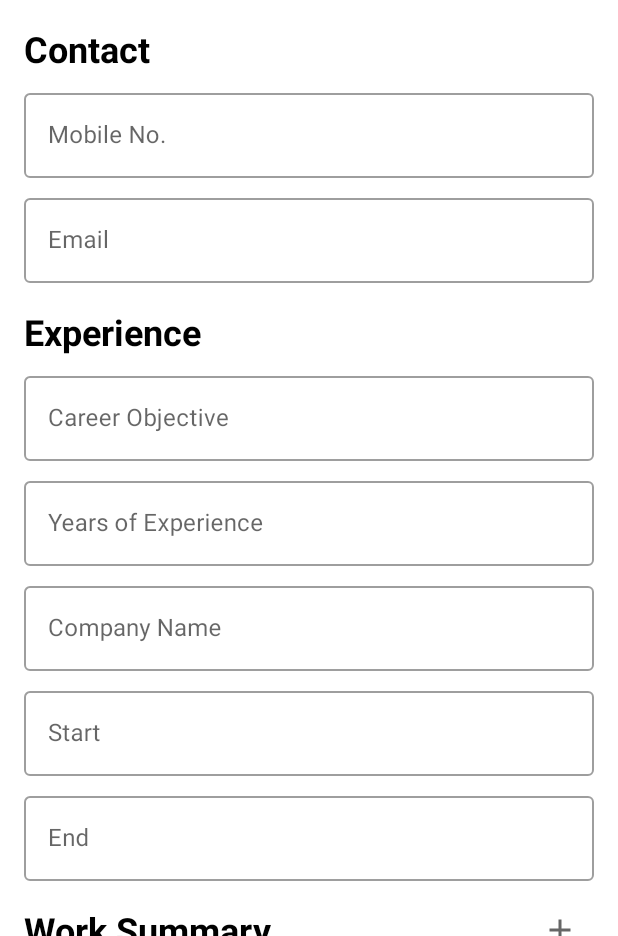
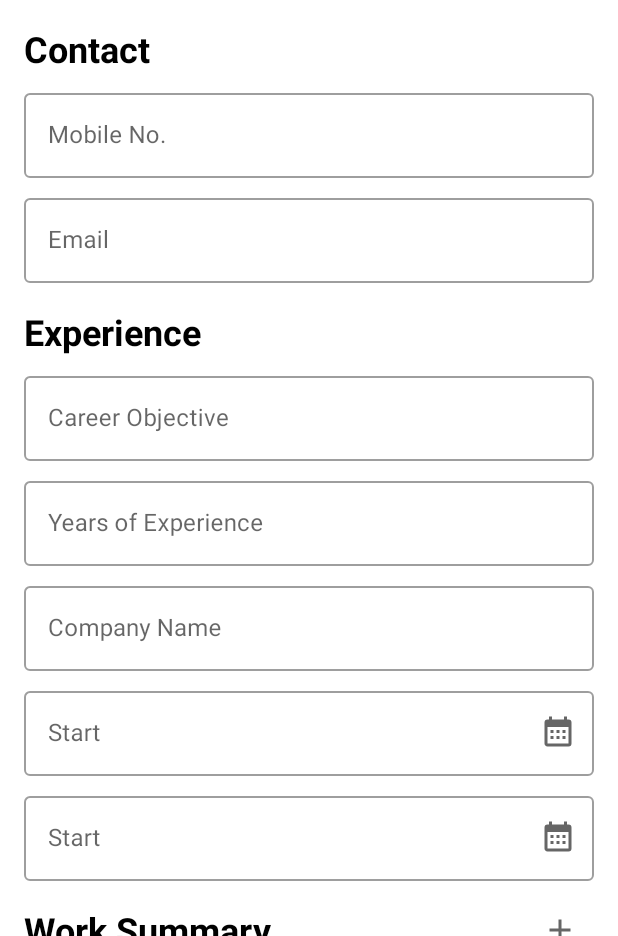
Before and after one commit to NutdanaiVankrua/AnyMindResume, an Android app: the ResumeDetailFragment screen opened through its navigation route, after a tap on an icon or button, on a phone screen of 412 x 824 dp, the part 300-1236 px from its top. Run offline under Robolectric (Android 15) with nearby library versions, the phone set to English and light mode, and no system bars.

Commit message:
feature: introduce date picker library for month and year selection

```diff
--- a/app/build.gradle
+++ b/app/build.gradle
@@ -55,6 +55,8 @@ dependencies {
     implementation "androidx.navigation:navigation-fragment-ktx:$nav_version"
     implementation "androidx.navigation:navigation-ui-ktx:$nav_version"
 
+    implementation "com.whiteelephant:monthandyearpicker:1.3.0"
+
     testImplementation 'junit:junit:4.13.2'
     androidTestImplementation 'androidx.test.ext:junit:1.1.3'
     androidTestImplementation 'androidx.test.espresso:espresso-core:3.4.0'
--- a/app/src/main/java/com/example/anymindresume/screen/resume/detail/ResumeDetailRecyclerViewAdapter.kt
+++ b/app/src/main/java/com/example/anymindresume/screen/resume/detail/ResumeDetailRecyclerViewAdapter.kt
@@ -5,9 +5,11 @@ import android.view.ViewGroup
 import androidx.recyclerview.widget.DiffUtil
 import androidx.recyclerview.widget.ListAdapter
 import androidx.recyclerview.widget.RecyclerView
+import com.example.anymindresume.databinding.ViewHolderFormDatePickerBinding
 import com.example.anymindresume.databinding.ViewHolderFormGenerateBinding
 import com.example.anymindresume.databinding.ViewHolderFormInputBinding
 import com.example.anymindresume.databinding.ViewHolderFormSectionTitleBinding
+import com.example.anymindresume.screen.resume.detail.view.holders.ResumeFormDatePickerViewHolder
 import com.example.anymindresume.screen.resume.detail.view.holders.ResumeFormInputViewHolder
 import com.example.anymindresume.screen.resume.detail.view.holders.ResumeFormSectionGenerateViewHolder
 import com.example.anymindresume.screen.resume.detail.view.holders.ResumeFormSectionViewHolder
@@ -30,7 +32,8 @@ class ResumeDetailRecyclerViewAdapter(
     enum class ViewHolderType(val rawValue: Int) {
         SECTION(0),
         INPUT(1),
-        GENERATE(2)
+        GENERATE(2),
+        DATE_PICKER(3)
     }
 
     override fun onCreateViewHolder(parent: ViewGroup, viewType: Int): RecyclerView.ViewHolder {
@@ -47,6 +50,10 @@ class ResumeDetailRecyclerViewAdapter(
             ViewHolderType.GENERATE.rawValue -> {
                 val binding = ViewHolderFormGenerateBinding.inflate(inflater, parent, false)
                 ResumeFormSectionGenerateViewHolder(binding, onGenerateSectionAdd)
+            }
+            ViewHolderType.DATE_PICKER.rawValue -> {
+                val binding = ViewHolderFormDatePickerBinding.inflate(inflater, parent, false)
+                ResumeFormDatePickerViewHolder(binding)
             }
             else -> TODO("not yet implemented")
         }
@@ -66,6 +73,10 @@ class ResumeDetailRecyclerViewAdapter(
                 val item = getItem(position) as? ResumeForm.Generate ?: return
                 holder.bind(item = item)
             }
+            is ResumeFormDatePickerViewHolder -> {
+                val item = getItem(position) as? ResumeForm.DatePicker ?: return
+                holder.bind(item = item)
+            }
         }
     }
 
@@ -74,6 +85,7 @@ class ResumeDetailRecyclerViewAdapter(
             is ResumeForm.Input -> ViewHolderType.INPUT.rawValue
             is ResumeForm.Section -> ViewHolderType.SECTION.rawValue
             is ResumeForm.Generate -> ViewHolderType.GENERATE.rawValue
+            is ResumeForm.DatePicker -> ViewHolderType.DATE_PICKER.rawValue
         }
     }
 
--- a/app/src/main/java/com/example/anymindresume/screen/resume/detail/ResumeDetailViewModel.kt
+++ b/app/src/main/java/com/example/anymindresume/screen/resume/detail/ResumeDetailViewModel.kt
@@ -51,18 +51,13 @@ class ResumeDetailViewModel : ViewModel() {
                 type = ResumeForm.Input.Type.CompanyName(index = companySummaryCount)
             )
 
-        /**
-         * TODO: use date picker instead, need to introduce new type of view holder
-         */
-        val inputStartDate = ResumeForm.Input(
-            input = "",
+        val inputStartDate = ResumeForm.DatePicker(
             hint = "Start",
-            type = ResumeForm.Input.Type.StartDate(index = companySummaryCount)
+            type = ResumeForm.DatePicker.Type.CompanyStartDate(index = companySummaryCount)
         )
-        val inputEndDate = ResumeForm.Input(
-            input = "",
-            hint = "End",
-            type = ResumeForm.Input.Type.EndDate(index = companySummaryCount)
+        val inputEndDate = ResumeForm.DatePicker(
+            hint = "Start",
+            type = ResumeForm.DatePicker.Type.CompanyEndDate(index = companySummaryCount)
         )
 
         currentForm.addAll(generateIndex, listOf(inputCompany, inputStartDate, inputEndDate))
--- a/app/src/main/java/com/example/anymindresume/screen/resume/detail/ResumeForm.kt
+++ b/app/src/main/java/com/example/anymindresume/screen/resume/detail/ResumeForm.kt
@@ -18,8 +18,6 @@ sealed class ResumeForm {
             object CareerObjective : Type()
             object YearsOfExperience : Type()
             data class CompanyName(val index: Int) : Type()
-            data class StartDate(val index: Int) : Type()
-            data class EndDate(val index: Int) : Type()
 
             fun getInputMode(): Int {
                 return when (this) {
@@ -31,6 +29,18 @@ sealed class ResumeForm {
                 }
             }
 
+        }
+
+    }
+
+    data class DatePicker(
+        val hint: String,
+        val type: Type
+    ) : ResumeForm() {
+
+        sealed class Type {
+            data class CompanyStartDate(val index: Int) : Type()
+            data class CompanyEndDate(val index: Int) : Type()
         }
 
     }
--- /dev/null
+++ b/app/src/main/java/com/example/anymindresume/screen/resume/detail/view/holders/ResumeFormDatePickerViewHolder.kt
@@ -0,0 +1,15 @@
+package com.example.anymindresume.screen.resume.detail.view.holders
+
+import androidx.recyclerview.widget.RecyclerView
+import com.example.anymindresume.databinding.ViewHolderFormDatePickerBinding
+import com.example.anymindresume.screen.resume.detail.ResumeForm
+
+class ResumeFormDatePickerViewHolder(
+    private val binding: ViewHolderFormDatePickerBinding
+) : RecyclerView.ViewHolder(binding.root) {
+
+    fun bind(item: ResumeForm.DatePicker) {
+        binding.textInputLayout.hint = item.hint
+    }
+
+}
--- /dev/null
+++ b/app/src/main/res/drawable/ic_calendar.xml
@@ -0,0 +1,8 @@
+<?xml version="1.0" encoding="utf-8"?>
+<vector xmlns:android="http://schemas.android.com/apk/res/android"
+    android:height="24dp"
+    android:width="24dp"
+    android:viewportWidth="24"
+    android:viewportHeight="24">
+    <path android:fillColor="#000" android:pathData="M9,10V12H7V10H9M13,10V12H11V10H13M17,10V12H15V10H17M19,3A2,2 0 0,1 21,5V19A2,2 0 0,1 19,21H5C3.89,21 3,20.1 3,19V5A2,2 0 0,1 5,3H6V1H8V3H16V1H18V3H19M19,19V8H5V19H19M9,14V16H7V14H9M13,14V16H11V14H13M17,14V16H15V14H17Z" />
+</vector>
--- /dev/null
+++ b/app/src/main/res/layout/view_holder_form_date_picker.xml
@@ -0,0 +1,32 @@
+<?xml version="1.0" encoding="utf-8"?>
+<androidx.constraintlayout.widget.ConstraintLayout xmlns:android="http://schemas.android.com/apk/res/android"
+    xmlns:app="http://schemas.android.com/apk/res-auto"
+    xmlns:tools="http://schemas.android.com/tools"
+    android:layout_width="match_parent"
+    android:layout_height="wrap_content">
+
+    <com.google.android.material.textfield.TextInputLayout
+        android:id="@+id/text_input_layout"
+        style="@style/Widget.MaterialComponents.TextInputLayout.OutlinedBox"
+        android:layout_width="match_parent"
+        android:layout_height="wrap_content"
+        android:paddingTop="@dimen/form_input_margin"
+        app:endIconDrawable="@drawable/ic_calendar"
+        app:endIconMode="custom"
+        app:layout_constraintBottom_toBottomOf="parent"
+        app:layout_constraintEnd_toEndOf="parent"
+        app:layout_constraintStart_toStartOf="parent"
+        app:layout_constraintTop_toTopOf="parent"
+        tools:hint="Date Picker">
+
+        <com.google.android.material.textfield.TextInputEditText
+            android:id="@+id/edit_text"
+            android:layout_width="match_parent"
+            android:layout_height="wrap_content"
+            android:imeOptions="actionNext"
+            android:inputType="date"
+            android:maxLines="1" />
+
+    </com.google.android.material.textfield.TextInputLayout>
+
+</androidx.constraintlayout.widget.ConstraintLayout>
--- a/settings.gradle
+++ b/settings.gradle
@@ -10,6 +10,7 @@ dependencyResolutionManagement {
     repositories {
         google()
         mavenCentral()
+        jcenter()
     }
 }
 rootProject.name = "AnyMindResume"
```
